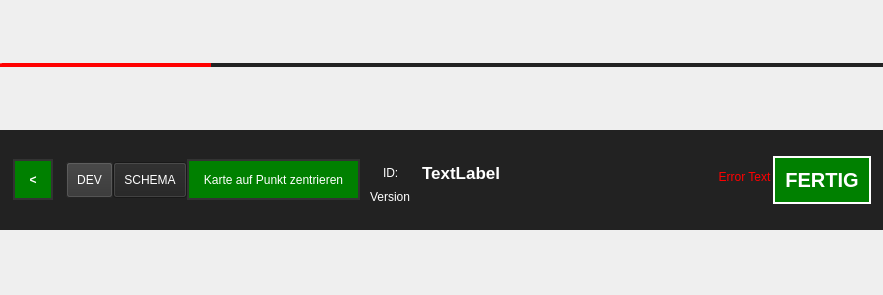
Above: fim/gui/form/saveBar.ui from b-lack/qgis-fim-plugin before the change. Below: the same form after it.
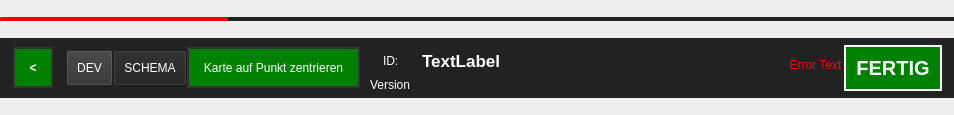
That is the form after the change.

```diff
--- a/fim/gui/form/saveBar.ui
+++ b/fim/gui/form/saveBar.ui
@@ -6,12 +6,12 @@
    <rect>
     <x>0</x>
     <y>0</y>
-    <width>883</width>
-    <height>295</height>
+    <width>954</width>
+    <height>115</height>
    </rect>
   </property>
   <property name="sizePolicy">
-   <sizepolicy hsizetype="MinimumExpanding" vsizetype="Fixed">
+   <sizepolicy hsizetype="MinimumExpanding" vsizetype="MinimumExpanding">
     <horstretch>0</horstretch>
     <verstretch>0</verstretch>
    </sizepolicy>
@@ -99,7 +99,7 @@
      <property name="maximumSize">
       <size>
        <width>16777215</width>
-       <height>100</height>
+       <height>60</height>
       </size>
      </property>
      <property name="autoFillBackground">
```
